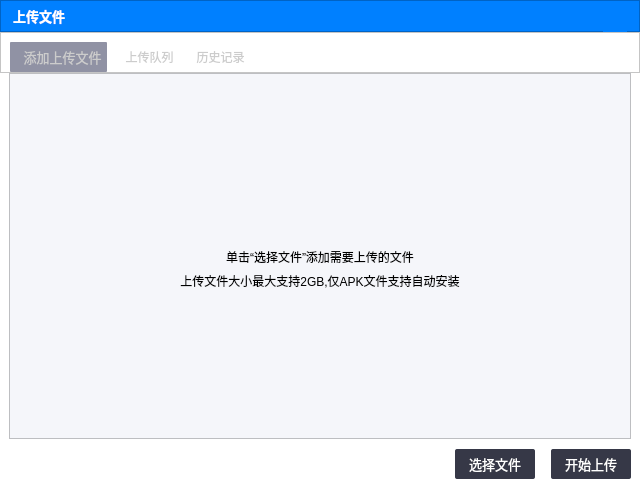
This is uploadfiledialog.ui in ZhouMei20220810/TEST as Qt 5 draws it before an edit. The edited form follows.
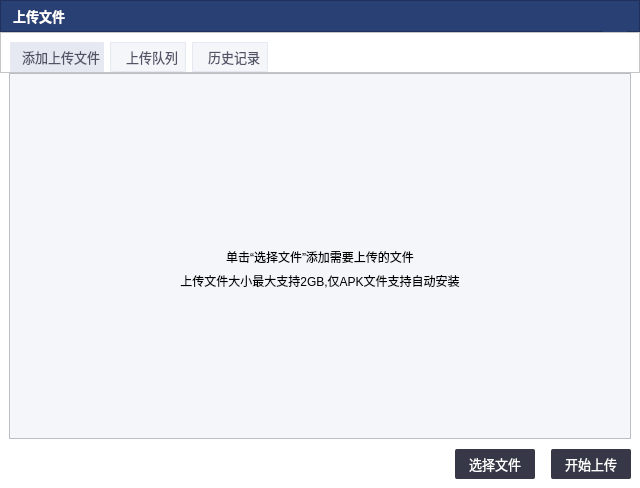
This is the edited form. Icons and pictures are not drawn.

```diff
--- a/uploadfiledialog.ui
+++ b/uploadfiledialog.ui
@@ -57,27 +57,27 @@
         <colorrole role="Button">
          <brush brushstyle="SolidPattern">
           <color alpha="255">
-           <red>0</red>
-           <green>128</green>
-           <blue>255</blue>
+           <red>41</red>
+           <green>64</green>
+           <blue>116</blue>
           </color>
          </brush>
         </colorrole>
         <colorrole role="Base">
          <brush brushstyle="SolidPattern">
           <color alpha="255">
-           <red>0</red>
-           <green>128</green>
-           <blue>255</blue>
+           <red>41</red>
+           <green>64</green>
+           <blue>116</blue>
           </color>
          </brush>
         </colorrole>
         <colorrole role="Window">
          <brush brushstyle="SolidPattern">
           <color alpha="255">
-           <red>0</red>
-           <green>128</green>
-           <blue>255</blue>
+           <red>41</red>
+           <green>64</green>
+           <blue>116</blue>
           </color>
          </brush>
         </colorrole>
@@ -86,27 +86,27 @@
         <colorrole role="Button">
          <brush brushstyle="SolidPattern">
           <color alpha="255">
-           <red>0</red>
-           <green>128</green>
-           <blue>255</blue>
+           <red>41</red>
+           <green>64</green>
+           <blue>116</blue>
           </color>
          </brush>
         </colorrole>
         <colorrole role="Base">
          <brush brushstyle="SolidPattern">
           <color alpha="255">
-           <red>0</red>
-           <green>128</green>
-           <blue>255</blue>
+           <red>41</red>
+           <green>64</green>
+           <blue>116</blue>
           </color>
          </brush>
         </colorrole>
         <colorrole role="Window">
          <brush brushstyle="SolidPattern">
           <color alpha="255">
-           <red>0</red>
-           <green>128</green>
-           <blue>255</blue>
+           <red>41</red>
+           <green>64</green>
+           <blue>116</blue>
           </color>
          </brush>
         </colorrole>
@@ -115,38 +115,43 @@
         <colorrole role="Button">
          <brush brushstyle="SolidPattern">
           <color alpha="255">
-           <red>0</red>
-           <green>128</green>
-           <blue>255</blue>
+           <red>41</red>
+           <green>64</green>
+           <blue>116</blue>
           </color>
          </brush>
         </colorrole>
         <colorrole role="Base">
          <brush brushstyle="SolidPattern">
           <color alpha="255">
-           <red>0</red>
-           <green>128</green>
-           <blue>255</blue>
+           <red>41</red>
+           <green>64</green>
+           <blue>116</blue>
           </color>
          </brush>
         </colorrole>
         <colorrole role="Window">
          <brush brushstyle="SolidPattern">
           <color alpha="255">
-           <red>0</red>
-           <green>128</green>
-           <blue>255</blue>
+           <red>41</red>
+           <green>64</green>
+           <blue>116</blue>
           </color>
          </brush>
         </colorrole>
        </disabled>
       </palette>
      </property>
+     <property name="font">
+      <font>
+       <pointsize>10</pointsize>
+      </font>
+     </property>
      <property name="cursor">
       <cursorShape>ArrowCursor</cursorShape>
      </property>
      <property name="styleSheet">
-      <string notr="true">background-color:#FF0080FF;</string>
+      <string notr="true">background-color:#FF294074;</string>
      </property>
      <property name="frameShape">
       <enum>QFrame::StyledPanel</enum>
@@ -187,27 +192,27 @@
            <colorrole role="Button">
             <brush brushstyle="SolidPattern">
              <color alpha="255">
-              <red>0</red>
-              <green>128</green>
-              <blue>255</blue>
+              <red>41</red>
+              <green>64</green>
+              <blue>116</blue>
              </color>
             </brush>
            </colorrole>
            <colorrole role="Base">
             <brush brushstyle="SolidPattern">
              <color alpha="255">
-              <red>0</red>
-              <green>128</green>
-              <blue>255</blue>
+              <red>41</red>
+              <green>64</green>
+              <blue>116</blue>
              </color>
             </brush>
            </colorrole>
            <colorrole role="Window">
             <brush brushstyle="SolidPattern">
              <color alpha="255">
-              <red>0</red>
-              <green>128</green>
-              <blue>255</blue>
+              <red>41</red>
+              <green>64</green>
+              <blue>116</blue>
              </color>
             </brush>
            </colorrole>
@@ -225,27 +230,27 @@
            <colorrole role="Button">
             <brush brushstyle="SolidPattern">
              <color alpha="255">
-              <red>0</red>
-              <green>128</green>
-              <blue>255</blue>
+              <red>41</red>
+              <green>64</green>
+              <blue>116</blue>
              </color>
             </brush>
            </colorrole>
            <colorrole role="Base">
             <brush brushstyle="SolidPattern">
              <color alpha="255">
-              <red>0</red>
-              <green>128</green>
-              <blue>255</blue>
+              <red>41</red>
+              <green>64</green>
+              <blue>116</blue>
              </color>
             </brush>
            </colorrole>
            <colorrole role="Window">
             <brush brushstyle="SolidPattern">
              <color alpha="255">
-              <red>0</red>
-              <green>128</green>
-              <blue>255</blue>
+              <red>41</red>
+              <green>64</green>
+              <blue>116</blue>
              </color>
             </brush>
            </colorrole>
@@ -254,27 +259,27 @@
            <colorrole role="Button">
             <brush brushstyle="SolidPattern">
              <color alpha="255">
-              <red>0</red>
-              <green>128</green>
-              <blue>255</blue>
+              <red>41</red>
+              <green>64</green>
+              <blue>116</blue>
              </color>
             </brush>
            </colorrole>
            <colorrole role="Base">
             <brush brushstyle="SolidPattern">
              <color alpha="255">
-              <red>0</red>
-              <green>128</green>
-              <blue>255</blue>
+              <red>41</red>
+              <green>64</green>
+              <blue>116</blue>
              </color>
             </brush>
            </colorrole>
            <colorrole role="Window">
             <brush brushstyle="SolidPattern">
              <color alpha="255">
-              <red>0</red>
-              <green>128</green>
-              <blue>255</blue>
+              <red>41</red>
+              <green>64</green>
+              <blue>116</blue>
              </color>
             </brush>
            </colorrole>
@@ -372,7 +377,13 @@
        <widget class="QToolButton" name="toolBtnAddUploadFile">
         <property name="minimumSize">
          <size>
-          <width>0</width>
+          <width>94</width>
+          <height>30</height>
+         </size>
+        </property>
+        <property name="maximumSize">
+         <size>
+          <width>94</width>
           <height>30</height>
          </size>
         </property>
@@ -383,8 +394,8 @@
         </property>
         <property name="styleSheet">
          <string notr="true">QToolButton {border:none;
-color: rgb(204, 204, 204);
-	background-color:#FF9092A4;
+color:#FF505465;
+	background-color:#FFE6E9F2;
 border-radius:1px;
 padding-left:8px;
 }
@@ -404,13 +415,26 @@
        <widget class="QToolButton" name="toolBtnUploadQueue">
         <property name="minimumSize">
          <size>
-          <width>0</width>
+          <width>76</width>
           <height>30</height>
          </size>
         </property>
+        <property name="maximumSize">
+         <size>
+          <width>76</width>
+          <height>30</height>
+         </size>
+        </property>
+        <property name="font">
+         <font>
+          <pointsize>10</pointsize>
+         </font>
+        </property>
         <property name="styleSheet">
-         <string notr="true">QToolButton {border:none;
-color: rgb(204, 204, 204);
+         <string notr="true">QToolButton {
+background-color:#FfF4F6FA;
+border: 1px solid #FFE6E9F2;
+color: #FF505465;
 border-radius:1px;
 padding-left:8px;
 }
@@ -430,13 +454,26 @@
        <widget class="QToolButton" name="toolBtnUploadHistory">
         <property name="minimumSize">
          <size>
-          <width>0</width>
+          <width>76</width>
           <height>30</height>
          </size>
         </property>
+        <property name="maximumSize">
+         <size>
+          <width>76</width>
+          <height>30</height>
+         </size>
+        </property>
+        <property name="font">
+         <font>
+          <pointsize>10</pointsize>
+         </font>
+        </property>
         <property name="styleSheet">
-         <string notr="true">QToolButton {border:none;
-color: rgb(204, 204, 204);
+         <string notr="true">QToolButton {
+background-color:#FfF4F6FA;
+border: 1px solid #FFE6E9F2;
+color: #FF505465;
 border-radius:1px;
 padding-left:8px;
 }
```
Left out of the diff: 8 changed lines with no effect on the pictures.
